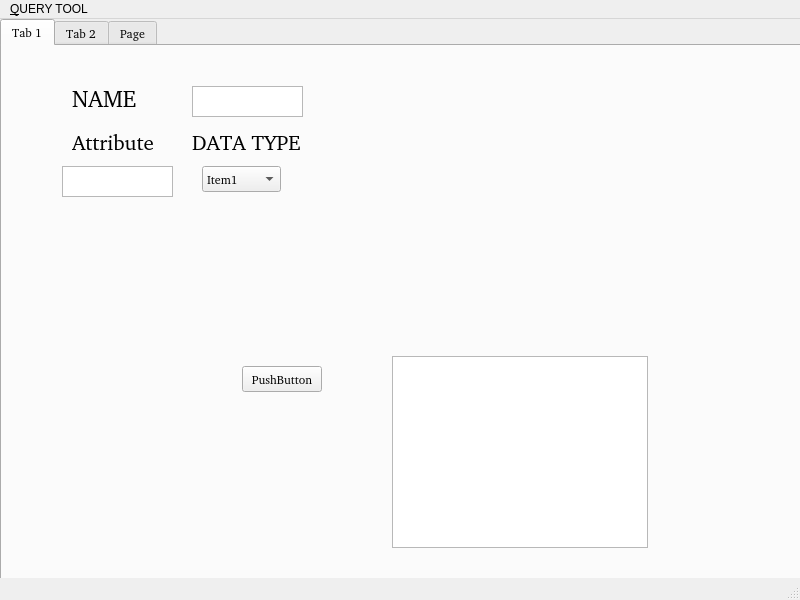
Old version of the form form.ui in the repository ZaneFerns360/querysurreal.
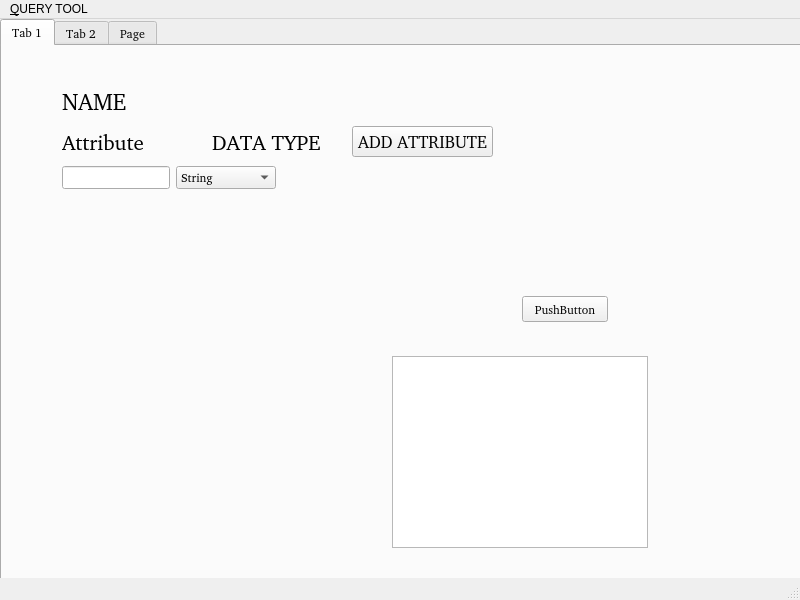
New version of the form.

```diff
--- a/form.ui
+++ b/form.ui
@@ -23,6 +23,12 @@
       <height>571</height>
      </rect>
     </property>
+    <property name="sizePolicy">
+     <sizepolicy hsizetype="Maximum" vsizetype="Expanding">
+      <horstretch>0</horstretch>
+      <verstretch>0</verstretch>
+     </sizepolicy>
+    </property>
     <property name="font">
      <font>
       <family>RobotoMono Nerd Font Propo [GOOG]</family>
@@ -38,8 +44,8 @@
      <widget class="QLabel" name="label">
       <property name="geometry">
        <rect>
-        <x>70</x>
-        <y>27</y>
+        <x>60</x>
+        <y>30</y>
         <width>111</width>
         <height>51</height>
        </rect>
@@ -55,40 +61,10 @@
        <string>NAME</string>
       </property>
      </widget>
-     <widget class="QComboBox" name="comboBox">
-      <property name="geometry">
-       <rect>
-        <x>200</x>
-        <y>120</y>
-        <width>79</width>
-        <height>26</height>
-       </rect>
-      </property>
-      <item>
-       <property name="text">
-        <string>Item1</string>
-       </property>
-      </item>
-      <item>
-       <property name="text">
-        <string>Item2</string>
-       </property>
-      </item>
-     </widget>
-     <widget class="QPlainTextEdit" name="plainTextEdit">
-      <property name="geometry">
-       <rect>
-        <x>190</x>
-        <y>40</y>
-        <width>111</width>
-        <height>31</height>
-       </rect>
-      </property>
-     </widget>
      <widget class="QLabel" name="label_2">
       <property name="geometry">
        <rect>
-        <x>70</x>
+        <x>60</x>
         <y>80</y>
         <width>111</width>
         <height>31</height>
@@ -104,20 +80,10 @@
        <string>Attribute</string>
       </property>
      </widget>
-     <widget class="QPlainTextEdit" name="plainTextEdit_2">
-      <property name="geometry">
-       <rect>
-        <x>60</x>
-        <y>120</y>
-        <width>111</width>
-        <height>31</height>
-       </rect>
-      </property>
-     </widget>
      <widget class="QLabel" name="label_5">
       <property name="geometry">
        <rect>
-        <x>190</x>
+        <x>210</x>
         <y>80</y>
         <width>111</width>
         <height>31</height>
@@ -133,19 +99,6 @@
        <string>DATA TYPE</string>
       </property>
      </widget>
-     <widget class="QPushButton" name="pushButton">
-      <property name="geometry">
-       <rect>
-        <x>240</x>
-        <y>320</y>
-        <width>80</width>
-        <height>26</height>
-       </rect>
-      </property>
-      <property name="text">
-       <string>PushButton</string>
-      </property>
-     </widget>
      <widget class="QTextBrowser" name="textBrowser">
       <property name="geometry">
        <rect>
@@ -156,6 +109,86 @@
        </rect>
       </property>
      </widget>
+     <widget class="QPushButton" name="pushButton">
+      <property name="geometry">
+       <rect>
+        <x>520</x>
+        <y>250</y>
+        <width>86</width>
+        <height>26</height>
+       </rect>
+      </property>
+      <property name="text">
+       <string>PushButton</string>
+      </property>
+     </widget>
+     <widget class="QWidget" name="formLayoutWidget">
+      <property name="geometry">
+       <rect>
+        <x>60</x>
+        <y>120</y>
+        <width>301</width>
+        <height>201</height>
+       </rect>
+      </property>
+      <layout class="QFormLayout" name="formLayout">
+       <item row="0" column="0">
+        <widget class="QLineEdit" name="lineEdit">
+         <property name="sizePolicy">
+          <sizepolicy hsizetype="MinimumExpanding" vsizetype="Fixed">
+           <horstretch>0</horstretch>
+           <verstretch>0</verstretch>
+          </sizepolicy>
+         </property>
+        </widget>
+       </item>
+       <item row="0" column="1">
+        <widget class="QComboBox" name="comboBox">
+         <property name="sizePolicy">
+          <sizepolicy hsizetype="Fixed" vsizetype="Fixed">
+           <horstretch>0</horstretch>
+           <verstretch>0</verstretch>
+          </sizepolicy>
+         </property>
+         <property name="minimumSize">
+          <size>
+           <width>100</width>
+           <height>0</height>
+          </size>
+         </property>
+         <item>
+          <property name="text">
+           <string>String</string>
+          </property>
+         </item>
+         <item>
+          <property name="text">
+           <string>Integer</string>
+          </property>
+         </item>
+        </widget>
+       </item>
+      </layout>
+     </widget>
+     <widget class="QPushButton" name="addButton">
+      <property name="geometry">
+       <rect>
+        <x>350</x>
+        <y>80</y>
+        <width>141</width>
+        <height>31</height>
+       </rect>
+      </property>
+      <property name="font">
+       <font>
+        <family>RobotoMono Nerd Font Propo [GOOG]</family>
+        <pointsize>13</pointsize>
+       </font>
+      </property>
+      <property name="text">
+       <string>ADD ATTRIBUTE</string>
+      </property>
+     </widget>
     </widget>
     <widget class="QWidget" name="tab_2">
      <attribute name="title">
```
